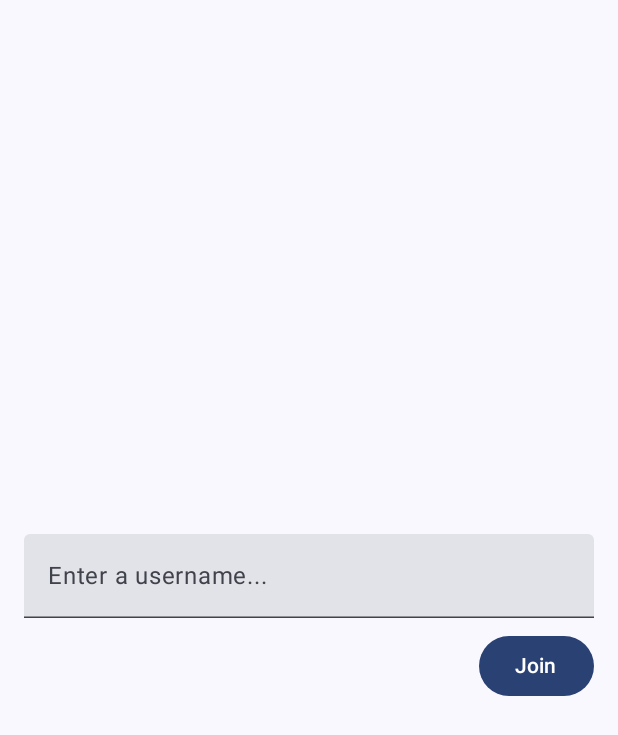
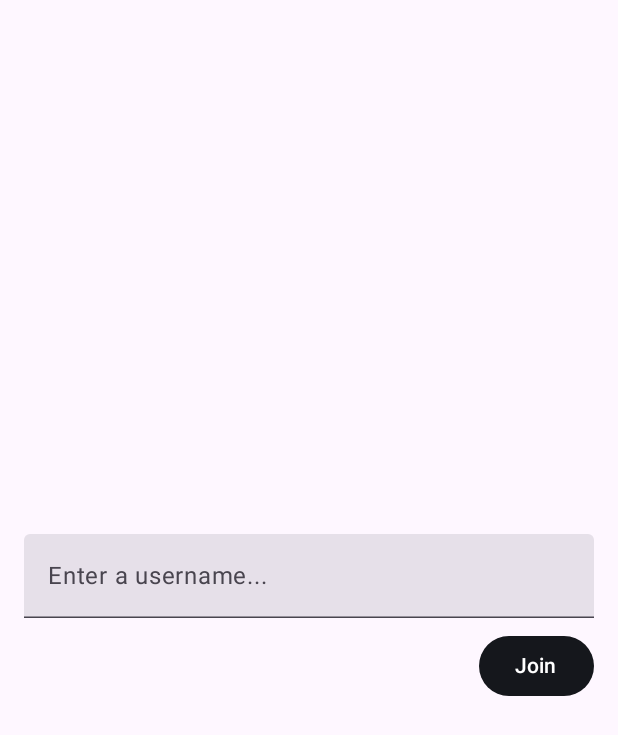
Before and after one commit to ArtemisSoftware/Hermes-chat, an Android app built with Jetpack Compose: the screen it shows after launch (MainActivity), on a phone screen of 412 x 824 dp. Shown: the top 735 px of the screen. Run offline under Robolectric (Android 15) with nearby library versions, the phone set to English and light mode, and no system bars; our stand-ins replace Dagger/Hilt's generated code.

Commit message:
Colors and theme

```diff
--- a/app/src/main/java/com/artemissoftware/hermeschat/data/remote/RemoteConstants.kt
+++ b/app/src/main/java/com/artemissoftware/hermeschat/data/remote/RemoteConstants.kt
@@ -2,8 +2,8 @@ package com.artemissoftware.hermeschat.data.remote
 
 object RemoteConstants {
 
-    private const val IP = "192.168.0.2"
-    private const val PORT = "8082"
+    private const val IP = "192.168.1.91"
+    private const val PORT = "8081"
 
     const val BASE_URL = "http://$IP:$PORT"
     const val SOCKET_BASE_URL = "ws://$IP:$PORT"
--- a/app/src/main/java/com/artemissoftware/hermeschat/ui/theme/Color.kt
+++ b/app/src/main/java/com/artemissoftware/hermeschat/ui/theme/Color.kt
@@ -2,10 +2,7 @@ package com.artemissoftware.hermeschat.ui.theme
 
 import androidx.compose.ui.graphics.Color
 
-val Purple80 = Color(0xFFD0BCFF)
-val PurpleGrey80 = Color(0xFFCCC2DC)
-val Pink80 = Color(0xFFEFB8C8)
+val Dark300 = Color(0xff20232b)
+val Dark500 = Color(0xff15171c)
 
-val Purple40 = Color(0xFF6650a4)
-val PurpleGrey40 = Color(0xFF625b71)
-val Pink40 = Color(0xFF7D5260)
+val Pink = Color(0xffb785f6)
--- a/app/src/main/java/com/artemissoftware/hermeschat/ui/theme/Theme.kt
+++ b/app/src/main/java/com/artemissoftware/hermeschat/ui/theme/Theme.kt
@@ -16,15 +16,13 @@ import androidx.compose.ui.platform.LocalView
 import androidx.core.view.WindowCompat
 
 private val DarkColorScheme = darkColorScheme(
-    primary = Purple80,
-    secondary = PurpleGrey80,
-    tertiary = Pink80
+    primary = Dark500,
+    secondary = Dark300,
 )
 
 private val LightColorScheme = lightColorScheme(
-    primary = Purple40,
-    secondary = PurpleGrey40,
-    tertiary = Pink40
+    primary = Dark500,
+    secondary = Dark300,
 
     /* Other default colors to override
     background = Color(0xFFFFFBFE),
@@ -41,8 +39,8 @@ private val LightColorScheme = lightColorScheme(
 fun HermesChatTheme(
     darkTheme: Boolean = isSystemInDarkTheme(),
     // Dynamic color is available on Android 12+
-    dynamicColor: Boolean = true,
-    content: @Composable () -> Unit
+    dynamicColor: Boolean = false,
+    content: @Composable () -> Unit,
 ) {
     val colorScheme = when {
         dynamicColor && Build.VERSION.SDK_INT >= Build.VERSION_CODES.S -> {
@@ -65,6 +63,6 @@ fun HermesChatTheme(
     MaterialTheme(
         colorScheme = colorScheme,
         typography = Typography,
-        content = content
+        content = content,
     )
 }
```
